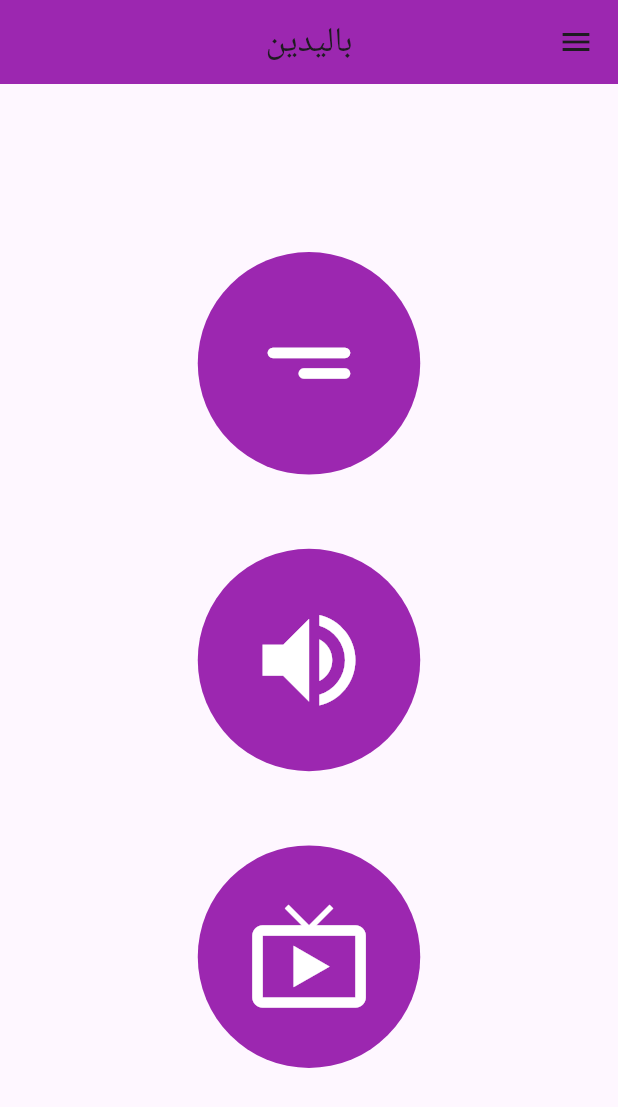
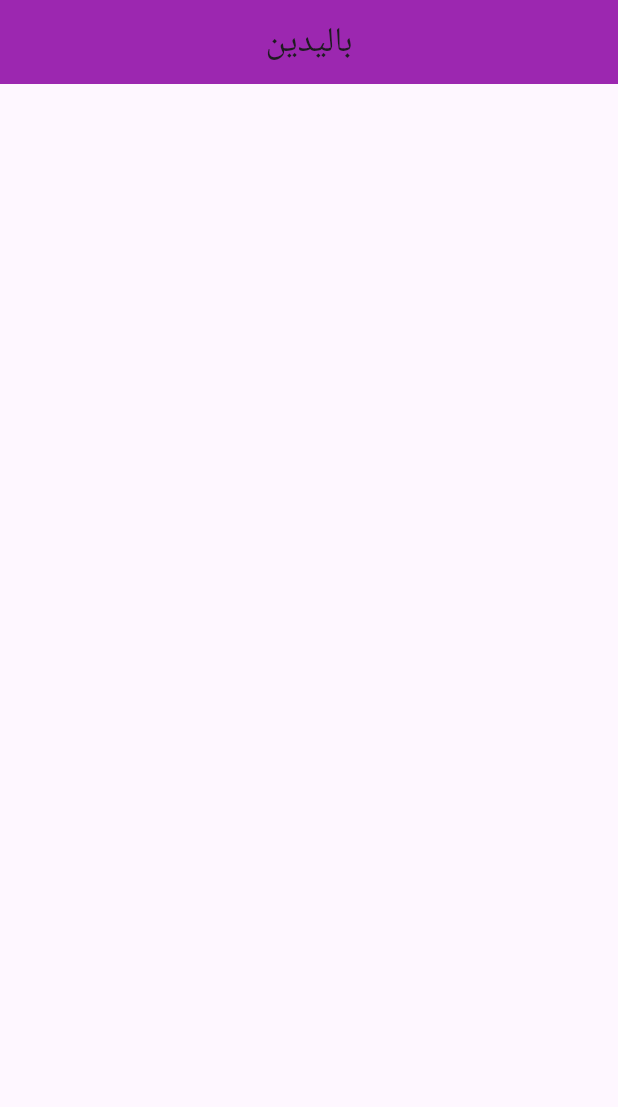
Before and after one commit to abdo2121nasser/deaf_gain, a Flutter app: the screen it shows after launch, on a phone screen of 412 x 824 dp. Shown: the top 1107 px of the screen. Run offline on Flutter 3.47's test engine with Material 3 defaults, Android fonts, the phone set to English and light mode, and no system bars; our stand-ins replace bloc, device_preview, dio, flutter_screenutil, fluttertoast, get.

Commit message:
create translate screen and add the app bar

```diff
--- a/lib/app_root/app_root.dart
+++ b/lib/app_root/app_root.dart
@@ -3,6 +3,8 @@ import 'package:device_preview/device_preview.dart';
 import 'package:flutter/material.dart';
 import 'package:flutter_screenutil/flutter_screenutil.dart';
 import 'package:get/get_navigation/src/root/get_material_app.dart';
+
+import '../screens/translate_screen.dart';
 
 class DeafGainApp extends StatelessWidget {
   const DeafGainApp({super.key});
@@ -18,7 +20,7 @@ class DeafGainApp extends StatelessWidget {
             builder: (context, child) => GetMaterialApp(
                   locale:const Locale('ar'),
                   debugShowCheckedModeBanner: false,
-                  home: HomeScreen(),
+                  home: TranslateScreen(),
                 )),
       ),
     );
--- /dev/null
+++ b/lib/screens/translate_screen.dart
@@ -0,0 +1,19 @@
+import 'package:flutter/material.dart';
+
+import '../core/blocks/home_screen_blocks/app_bar_block.dart';
+
+
+
+class TranslateScreen extends StatelessWidget {
+  const TranslateScreen({super.key});
+
+  @override
+  Widget build(BuildContext context) {
+    return Scaffold(
+      appBar: const AppBarBlock(),
+
+
+
+    );
+  }
+}
```
